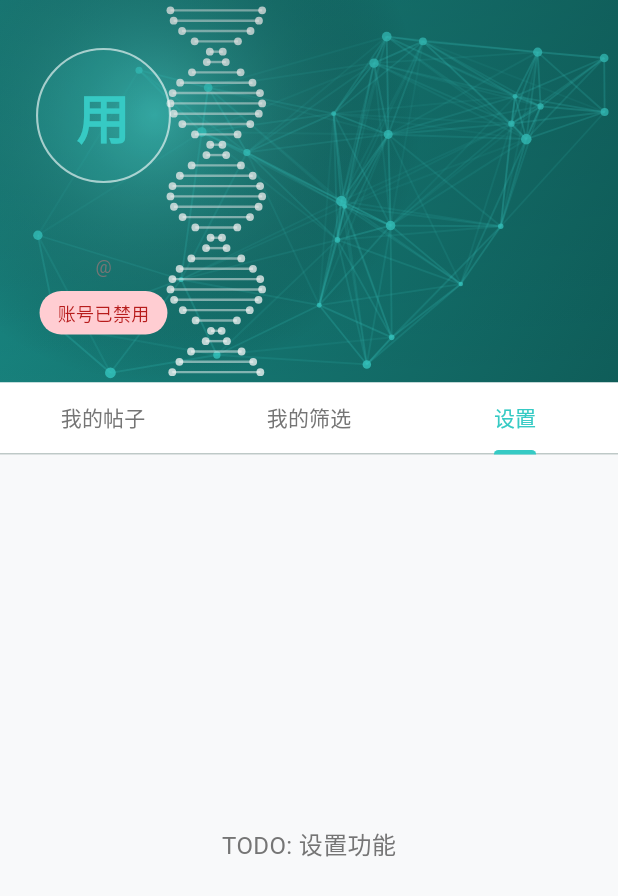
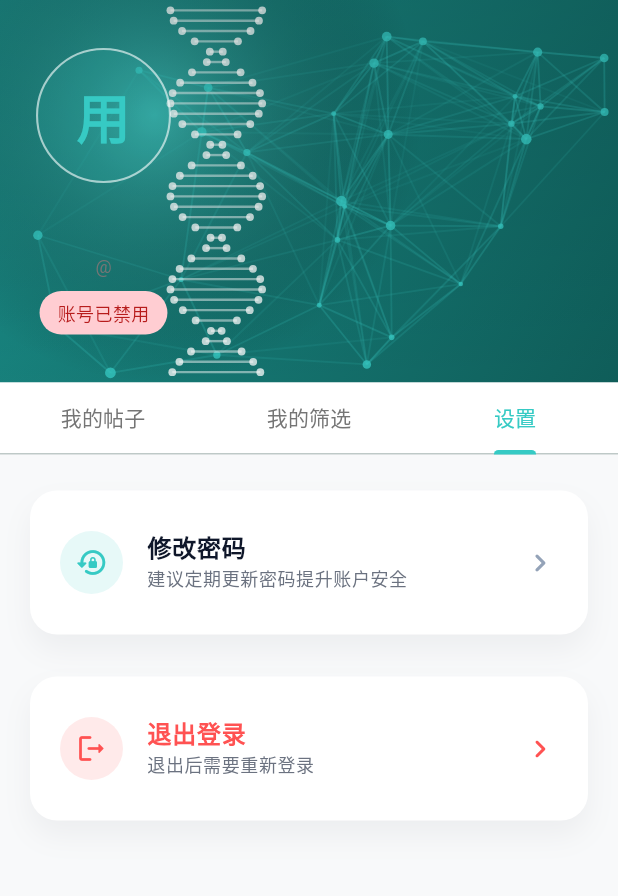
Before and after one commit to dovakinlink/yaby-Remade-flutter, a Flutter app: the ProfilePage screen opened by its route, tab 3 chosen, on a phone screen of 412 x 824 dp. Shown: the top 896 px of the screen. Run offline on Flutter 3.47's test engine with Material 3 defaults, Android fonts, the phone set to English and light mode, and no system bars; our stand-ins replace device_info_plus, dio, flutter_html, flutter_svg, go_router, shared_preferences; accounts and stored records are empty; network calls fail; Roboto replaces fonts that are missing (SF Pro Display).

Commit message:
完善个人信息页面

```diff
--- a/lib/features/home/presentation/widgets/search_stats_card.dart
+++ b/lib/features/home/presentation/widgets/search_stats_card.dart
@@ -50,7 +50,7 @@ class SearchStatsCard extends StatelessWidget {
                   children: [
                     Expanded(
                       child: Text(
-                        '食管癌一线治疗有合适的临床项目吗？',
+                        '全局搜索临床试验项目',
                         style: TextStyle(color: Colors.grey[600], fontSize: 14),
                       ),
                     ),
--- a/lib/features/profile/presentation/pages/profile_page.dart
+++ b/lib/features/profile/presentation/pages/profile_page.dart
@@ -5,9 +5,12 @@ import 'package:provider/provider.dart';
 import 'package:yabai_app/core/network/api_client.dart';
 import 'package:yabai_app/core/theme/app_theme.dart';
 import 'package:yabai_app/core/widgets/animated_medical_background.dart';
+import 'package:yabai_app/features/auth/presentation/pages/login_page.dart';
+import 'package:yabai_app/features/auth/providers/auth_session_provider.dart';
 import 'package:yabai_app/features/auth/providers/user_profile_provider.dart';
 import 'package:yabai_app/features/home/presentation/pages/announcement_detail_page.dart';
 import 'package:yabai_app/features/home/presentation/widgets/feed_card.dart';
+import 'package:yabai_app/features/profile/presentation/widgets/change_password_sheet.dart';
 import 'package:yabai_app/features/profile/providers/my_posts_provider.dart';
 
 class ProfilePage extends StatefulWidget {
@@ -24,6 +27,7 @@ class _ProfilePageState extends State<ProfilePage>
     with SingleTickerProviderStateMixin {
   late TabController _tabController;
   late ScrollController _scrollController;
+  bool _isLoggingOut = false;
 
   @override
   void initState() {
@@ -97,7 +101,7 @@ class _ProfilePageState extends State<ProfilePage>
                 children: [
                   _buildMyPostsTab(),
                   _buildPlaceholderTab('TODO: 我的筛选功能'),
-                  _buildPlaceholderTab('TODO: 设置功能'),
+                  _buildSettingsTab(isDark),
                 ],
               ),
             ),
@@ -271,6 +275,190 @@ class _ProfilePageState extends State<ProfilePage>
     );
   }
 
+  Widget _buildSettingsTab(bool isDark) {
+    return ListView(
+      padding: const EdgeInsets.symmetric(horizontal: 20, vertical: 24),
+      physics: const BouncingScrollPhysics(parent: AlwaysScrollableScrollPhysics()),
+      children: [
+        _buildSettingsItem(
+          icon: Icons.lock_reset_rounded,
+          iconColor: AppColors.brandGreen,
+          iconBackground: AppColors.brandGreen.withValues(alpha: 0.12),
+          title: '修改密码',
+          subtitle: '建议定期更新密码提升账户安全',
+          onTap: _openChangePasswordSheet,
+          isDark: isDark,
+        ),
+        const SizedBox(height: 16),
+        _buildSettingsItem(
+          icon: Icons.logout_rounded,
+          iconColor: Colors.redAccent,
+          iconBackground: Colors.redAccent.withValues(alpha: 0.12),
+          title: '退出登录',
+          subtitle: '退出后需要重新登录',
+          onTap: _confirmLogout,
+          isDark: isDark,
+          isDestructive: true,
+          showLoader: _isLoggingOut,
+        ),
+        SizedBox(height: MediaQuery.of(context).padding.bottom + 32),
+      ],
+    );
+  }
+
+  Widget _buildSettingsItem({
+    required IconData icon,
+    required Color iconColor,
+    required Color iconBackground,
+    required String title,
+    String? subtitle,
+    required VoidCallback onTap,
+    required bool isDark,
+    bool isDestructive = false,
+    bool showLoader = false,
+  }) {
+    final tileColor = isDark ? AppColors.darkCardBackground : Colors.white;
+
+    return Container(
+      margin: const EdgeInsets.only(bottom: 12),
+      decoration: BoxDecoration(
+        color: tileColor,
+        borderRadius: BorderRadius.circular(18),
+        boxShadow: isDark
+            ? null
+            : [
+                BoxShadow(
+                  color: const Color(0xFF0F172A).withValues(alpha: 0.05),
+                  blurRadius: 16,
+                  offset: const Offset(0, 10),
+                ),
+              ],
+      ),
+      child: Material(
+        color: Colors.transparent,
+        borderRadius: BorderRadius.circular(18),
+        child: ListTile(
+          leading: Container(
+            width: 42,
+            height: 42,
+            decoration: BoxDecoration(
+              color: iconBackground,
+            shape: BoxShape.circle,
+          ),
+          child: Icon(icon, color: iconColor, size: 22),
+        ),
+          title: Text(
+            title,
+            style: Theme.of(context).textTheme.bodyLarge?.copyWith(
+                  fontWeight: FontWeight.w600,
+                  color: isDestructive
+                      ? (isDark ? Colors.red.shade200 : Colors.redAccent)
+                      : null,
+                ),
+          ),
+          subtitle: subtitle != null
+              ? Text(
+                  subtitle,
+                  style: Theme.of(context).textTheme.bodySmall?.copyWith(
+                        color: isDark
+                            ? AppColors.darkSecondaryText
+                            : const Color(0xFF6B7280),
+                      ),
+                )
+              : null,
+          trailing: showLoader
+              ? const SizedBox(
+                  width: 20,
+                  height: 20,
+                  child: CircularProgressIndicator(strokeWidth: 2),
+                )
+              : Icon(
+                  Icons.chevron_right_rounded,
+                  color: isDestructive
+                      ? (isDark ? Colors.red.shade200 : Colors.redAccent)
+                      : (isDark ? Colors.white70 : const Color(0xFF94A3B8)),
+                ),
+          onTap: showLoader ? null : onTap,
+          contentPadding: const EdgeInsets.symmetric(horizontal: 20, vertical: 12),
+        ),
+      ),
+    );
+  }
+
+  Future<void> _openChangePasswordSheet() async {
+    final result = await showModalBottomSheet<bool>(
+      context: context,
+      isScrollControlled: true,
+      backgroundColor: Colors.transparent,
+      builder: (context) => const ChangePasswordSheet(),
+    );
+
+    if (result == true && mounted) {
+      ScaffoldMessenger.of(context).showSnackBar(
+        const SnackBar(content: Text('密码修改成功')),
+      );
+    }
+  }
+
+  Future<void> _confirmLogout() async {
+    if (_isLoggingOut) return;
+
+    final confirmed = await showDialog<bool>(
+      context: context,
+      builder: (context) => AlertDialog(
+        title: const Text('退出登录'),
+        content: const Text('确定要退出当前账号吗？'),
+        actions: [
+          TextButton(
+            onPressed: () => Navigator.of(context).pop(false),
+            child: const Text('取消'),
+          ),
+          TextButton(
+            onPressed: () => Navigator.of(context).pop(true),
+            child: const Text(
+              '退出',
+              style: TextStyle(color: Colors.redAccent),
+            ),
+          ),
+        ],
+      ),
+    );
+
+    if (confirmed == true && mounted) {
+      await _performLogout();
+    }
+  }
+
+  Future<void> _performLogout() async {
+    setState(() {
+      _isLoggingOut = true;
+    });
+
+    final authSession = context.read<AuthSessionProvider>();
+    final userProfile = context.read<UserProfileProvider>();
+    final myPosts = context.read<MyPostsProvider>();
+
+    try {
+      await authSession.clear();
+      await userProfile.clear();
+      myPosts.clear();
+
+      if (!mounted) return;
+      context.go(LoginPage.routePath);
+    } catch (error) {
+      if (!mounted) return;
+      ScaffoldMessenger.of(context).showSnackBar(
+        const SnackBar(content: Text('退出登录失败，请稍后重试')),
+      );
+    } finally {
+      if (mounted) {
+        setState(() {
+          _isLoggingOut = false;
+        });
+      }
+    }
+  }
+
   Widget _buildMyPostsTab() {
     return Consumer<MyPostsProvider>(
       builder: (context, provider, child) {
```
Also changed, not shown: lib/core/network/api_client.dart (+9 -0 lines), lib/features/auth/data/repositories/user_profile_repository.dart (+48 -0 lines), lib/features/auth/providers/user_profile_provider.dart (+10 -0 lines), lib/features/profile/presentation/widgets/change_password_sheet.dart (added, +185 -0 lines), lib/features/profile/providers/my_posts_provider.dart (+10 -0 lines), 1 other file.
